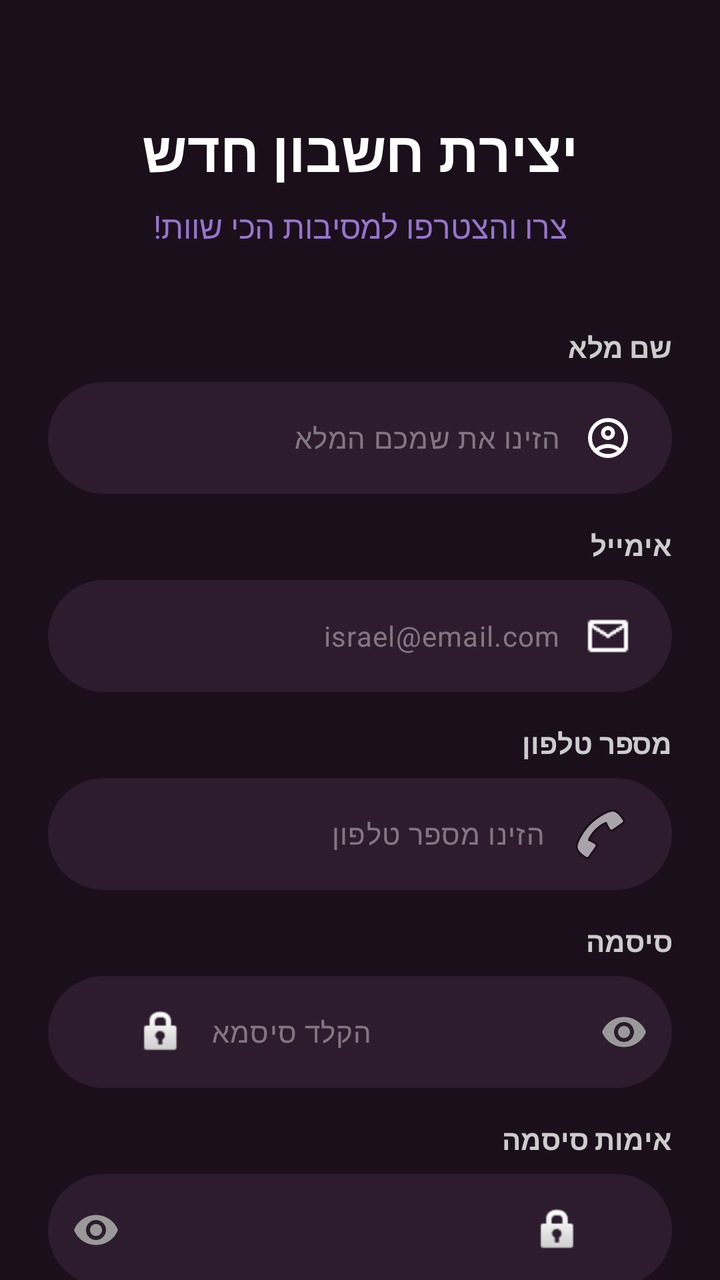
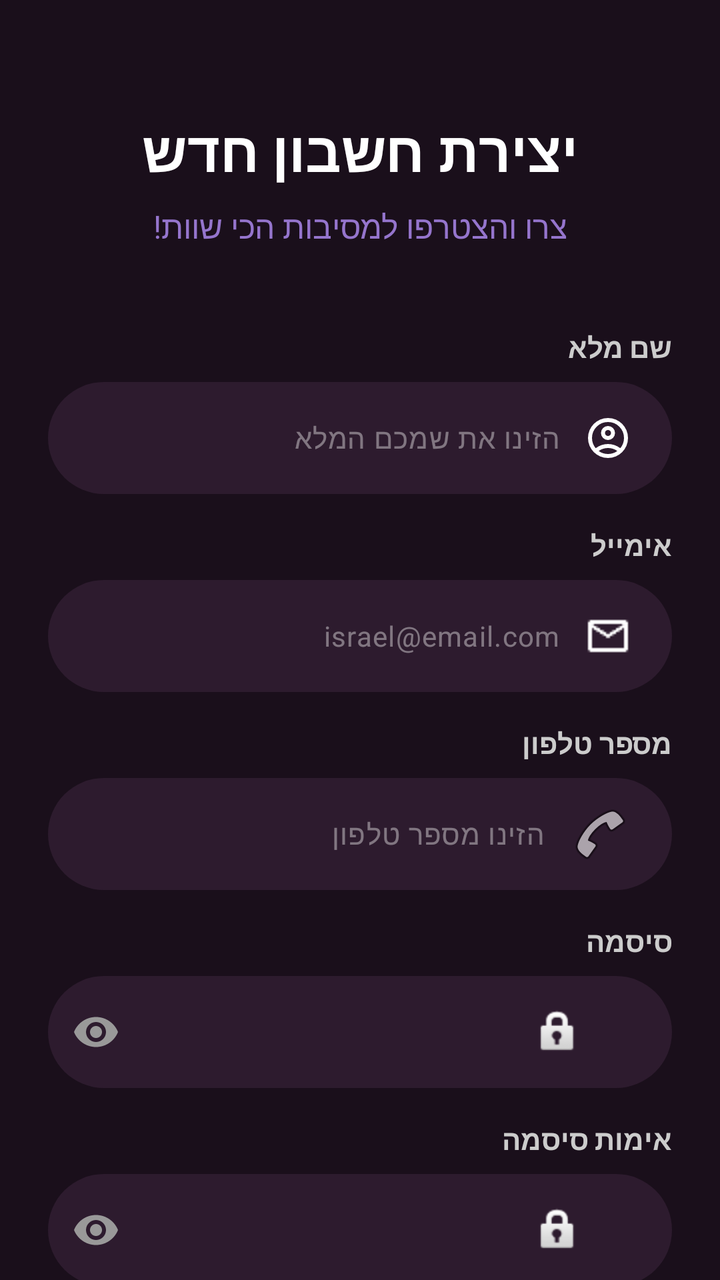

Compare the two renders of this Android layout. The source of the first and the diff that turns it into the second are given below.
<!-- AndroidManifest.xml: application theme Theme.PartyLife -->
<!-- res/layout/activity_register_page.xml -->
<?xml version="1.0" encoding="utf-8"?>
<ScrollView xmlns:android="http://schemas.android.com/apk/res/android"
    xmlns:app="http://schemas.android.com/apk/res-auto"
    xmlns:tools="http://schemas.android.com/tools"
    android:layout_width="match_parent"
    android:layout_height="match_parent"
    android:background="#1A0F1B"
    android:fillViewport="true"
    android:id="@+id/registerpage"
    android:scrollbars="none">

    <androidx.constraintlayout.widget.ConstraintLayout
        android:layout_width="match_parent"
        android:layout_height="wrap_content"
        android:padding="24dp"
        android:layoutDirection="rtl">

        
        <TextView
            android:id="@+id/tvTitle"
            android:layout_width="0dp"
            android:layout_height="wrap_content"
            android:layout_marginTop="32dp"
            android:text="יצירת חשבון חדש"
            android:textColor="#FFFFFF"
            android:textSize="28sp"
            android:textStyle="bold"
            android:gravity="center"
            app:layout_constraintEnd_toEndOf="parent"
            app:layout_constraintStart_toStartOf="parent"
            app:layout_constraintTop_toTopOf="parent" />

        <TextView
            android:id="@+id/tvSubtitle"
            android:layout_width="0dp"
            android:layout_height="wrap_content"
            android:layout_marginTop="8dp"
            android:text="צרו והצטרפו למסיבות הכי שוות!"
            android:textColor="#9575CD"
            android:textSize="16sp"
            android:gravity="center"
            app:layout_constraintEnd_toEndOf="parent"
            app:layout_constraintStart_toStartOf="parent"
            app:layout_constraintTop_toBottomOf="@id/tvTitle" />

        
        <TextView
            android:id="@+id/tvNameLabel"
            android:layout_width="match_parent"
            android:layout_height="wrap_content"
            android:layout_marginTop="40dp"
            android:text="שם מלא"
            android:textColor="#CCCCCC"
            android:textSize="14sp"
            android:textStyle="bold"
            android:gravity="start"
            app:layout_constraintTop_toBottomOf="@id/tvSubtitle" />

        <com.google.android.material.textfield.TextInputLayout
            android:id="@+id/tilFullName"
            android:layout_width="match_parent"
            android:layout_height="wrap_content"
            android:layout_marginTop="8dp"
            app:hintEnabled="false"
            app:boxBackgroundColor="#2D1B2E"
            app:boxBackgroundMode="filled"
            app:boxCornerRadiusBottomEnd="28dp"
            app:boxCornerRadiusBottomStart="28dp"
            app:boxCornerRadiusTopEnd="28dp"
            app:boxCornerRadiusTopStart="28dp"
            app:boxStrokeWidth="0dp"
            app:layout_constraintTop_toBottomOf="@id/tvNameLabel">

            <com.google.android.material.textfield.TextInputEditText
                android:id="@+id/etFullName"
                android:layout_width="match_parent"
                android:layout_height="56dp"
                android:hint="הזינו את שמכם המלא"
                android:textColorHint="#66FFFFFF"
                android:textColor="#FFFFFF"
                android:textSize="14sp"
                android:gravity="center_vertical|start"
                android:drawableStart="@drawable/personimeg"
                android:drawablePadding="12dp"
                android:paddingStart="44dp"
                android:paddingEnd="20dp"
                android:background="@null"
                tools:ignore="RtlCompat" />

        </com.google.android.material.textfield.TextInputLayout>

        
        <TextView
            android:id="@+id/tvEmailLabel"
            android:layout_width="match_parent"
            android:layout_height="wrap_content"
            android:layout_marginTop="16dp"
            android:text="אימייל"
            android:textColor="#CCCCCC"
            android:textSize="14sp"
            android:textStyle="bold"
            android:gravity="start"
            app:layout_constraintTop_toBottomOf="@id/tilFullName" />

        <com.google.android.material.textfield.TextInputLayout
            android:id="@+id/tilEmail"
            android:layout_width="match_parent"
            android:layout_height="wrap_content"
            android:layout_marginTop="8dp"
            app:hintEnabled="false"
            app:boxBackgroundColor="#2D1B2E"
            app:boxBackgroundMode="filled"
            app:boxCornerRadiusBottomEnd="28dp"
            app:boxCornerRadiusBottomStart="28dp"
            app:boxCornerRadiusTopEnd="28dp"
            app:boxCornerRadiusTopStart="28dp"
            app:boxStrokeWidth="0dp"
            app:layout_constraintTop_toBottomOf="@id/tvEmailLabel">

            <com.google.android.material.textfield.TextInputEditText
                android:id="@+id/etEmail"
                android:layout_width="match_parent"
                android:layout_height="56dp"
                android:inputType="textEmailAddress"
                android:hint="israel@email.com"
                android:textColorHint="#66FFFFFF"
                android:textColor="#FFFFFF"
                android:textSize="14sp"
                android:gravity="center_vertical|start"
                android:textDirection="rtl"
                android:drawableStart="@drawable/email"
                android:drawablePadding="12dp"
                android:paddingStart="44dp"
                android:paddingEnd="20dp"
                android:background="@null"
                tools:ignore="RtlCompat"
                />

        </com.google.android.material.textfield.TextInputLayout>

        
        <TextView
            android:id="@+id/tvPhoneLabel"
            android:layout_width="match_parent"
            android:layout_height="wrap_content"
            android:layout_marginTop="16dp"
            android:text="מספר טלפון"
            android:textColor="#CCCCCC"
            android:textSize="14sp"
            android:textStyle="bold"
            android:gravity="start"
            app:layout_constraintTop_toBottomOf="@id/tilEmail" />

        <com.google.android.material.textfield.TextInputLayout
            android:id="@+id/tilPhone"
            android:layout_width="match_parent"
            android:layout_height="wrap_content"
            android:layout_marginTop="8dp"
            app:hintEnabled="false"
            app:boxBackgroundColor="#2D1B2E"
            app:boxBackgroundMode="filled"
            app:boxCornerRadiusBottomEnd="28dp"
            app:boxCornerRadiusBottomStart="28dp"
            app:boxCornerRadiusTopEnd="28dp"
            app:boxCornerRadiusTopStart="28dp"
            app:boxStrokeWidth="0dp"
            app:layout_constraintTop_toBottomOf="@id/tvPhoneLabel">

            <com.google.android.material.textfield.TextInputEditText
                android:id="@+id/etPhone"
                android:layout_width="match_parent"
                android:layout_height="56dp"
                android:inputType="phone"
                android:hint="הזינו מספר טלפון"
                android:textColorHint="#66FFFFFF"
                android:textColor="#FFFFFF"
                android:textSize="14sp"
                android:gravity="center_vertical|right"
                android:textDirection="rtl"
                android:drawableStart="@android:drawable/ic_menu_call"
                android:drawablePadding="12dp"
                android:paddingStart="44dp"
                android:paddingEnd="20dp"
                android:background="@null"
                tools:ignore="RtlCompat" />

        </com.google.android.material.textfield.TextInputLayout>

        
        <TextView
            android:id="@+id/tvPasswordLabel"
            android:layout_width="match_parent"
            android:layout_height="wrap_content"
            android:layout_marginTop="16dp"
            android:text="סיסמה"
            android:textColor="#CCCCCC"
            android:textSize="14sp"
            android:textStyle="bold"
            android:gravity="start"
            app:layout_constraintTop_toBottomOf="@id/tilPhone" />

        <com.google.android.material.textfield.TextInputLayout
            android:id="@+id/tilPassword"
            android:layout_width="match_parent"
            android:layout_height="wrap_content"
            android:layout_marginTop="8dp"
            app:hintEnabled="false"
            app:boxBackgroundColor="#2D1B2E"
            app:boxBackgroundMode="filled"
            app:boxCornerRadiusBottomEnd="28dp"
            app:boxCornerRadiusBottomStart="28dp"
            app:boxCornerRadiusTopEnd="28dp"
            app:boxCornerRadiusTopStart="28dp"
            app:boxStrokeWidth="0dp"
            app:passwordToggleEnabled="true"
            app:passwordToggleTint="#999999"
           android:layoutDirection="ltr"
            app:layout_constraintTop_toBottomOf="@id/tvPasswordLabel">

            <com.google.android.material.textfield.TextInputEditText
                android:id="@+id/etPassword"
                android:layout_width="match_parent"
                android:layout_height="56dp"
                android:inputType="textPassword"
                android:hint="הקלד סיסמא"
                android:textColorHint="#66FFFFFF"
                android:textColor="#FFFFFF"
                android:textSize="14sp"
                android:gravity="center_vertical|start"
                android:textDirection="rtl"
                android:textAlignment="viewStart"
                android:drawableStart="@android:drawable/ic_lock_idle_lock"
                android:drawablePadding="12dp"
                android:paddingStart="44dp"
                android:paddingEnd="48dp"
                android:background="@null"
                tools:ignore="RtlCompat" />

        </com.google.android.material.textfield.TextInputLayout>

        
        <TextView
            android:id="@+id/tvConfirmPasswordLabel"
            android:layout_width="match_parent"
            android:layout_height="wrap_content"
            android:layout_marginTop="16dp"
            android:text="אימות סיסמה"
            android:textColor="#CCCCCC"
            android:textSize="14sp"
            android:textStyle="bold"
            android:gravity="start"
            app:layout_constraintTop_toBottomOf="@id/tilPassword" />

        <com.google.android.material.textfield.TextInputLayout
            android:id="@+id/tilConfirmPassword"
            android:layout_width="match_parent"
            android:layout_height="wrap_content"
            android:layout_marginTop="8dp"
            app:hintEnabled="false"
            app:boxBackgroundColor="#2D1B2E"
            app:boxBackgroundMode="filled"
            app:boxCornerRadiusBottomEnd="28dp"
            app:boxCornerRadiusBottomStart="28dp"
            app:boxCornerRadiusTopEnd="28dp"
            app:boxCornerRadiusTopStart="28dp"
            app:boxStrokeWidth="0dp"
            app:passwordToggleEnabled="true"
            app:passwordToggleTint="#999999"
            android:layoutDirection="rtl"
            app:layout_constraintTop_toBottomOf="@id/tvConfirmPasswordLabel">

            <com.google.android.material.textfield.TextInputEditText
                android:id="@+id/etConfirmPassword"
                android:layout_width="match_parent"
                android:layout_height="56dp"
                android:inputType="textPassword"
                android:hint="וודא סיסמא"
                android:textColorHint="#66FFFFFF"
                android:textColor="#FFFFFF"
                android:textSize="14sp"
                android:gravity="center_vertical|start"
                android:textAlignment="viewStart"
                android:textDirection="rtl"
                android:drawableStart="@android:drawable/ic_lock_idle_lock"
                android:drawablePadding="12dp"
                android:paddingStart="44dp"
                android:paddingEnd="48dp"
                android:background="@null"
                tools:ignore="RtlCompat" />

        </com.google.android.material.textfield.TextInputLayout>

        
        <com.google.android.material.button.MaterialButton
            android:id="@+id/btnRegister"
            android:layout_width="match_parent"
            android:layout_height="56dp"
            android:layout_marginTop="40dp"
            android:text="הרשמה"
            android:textColor="#FFFFFF"
            android:textSize="16sp"
            android:textStyle="bold"
            android:background="@drawable/button_gradient"
            app:backgroundTint="@null"
            app:cornerRadius="28dp"
            app:layout_constraintTop_toBottomOf="@id/tilConfirmPassword" />

        <TextView
            android:id="@+id/tvLoginLink"
            android:layout_width="wrap_content"
            android:layout_height="wrap_content"
            android:layout_marginTop="16dp"
            android:layout_marginBottom="24dp"
            android:text="כבר יש לכם/ן חשבון? התחברו ✓"
            android:textColor="#D36FE4"
            android:textSize="14sp"
            app:layout_constraintBottom_toBottomOf="parent"
            app:layout_constraintEnd_toEndOf="parent"
            app:layout_constraintStart_toStartOf="parent"
            app:layout_constraintTop_toBottomOf="@id/btnRegister" />

    </androidx.constraintlayout.widget.ConstraintLayout>

</ScrollView>
<!-- resources referenced by this layout -->
<resources>
  <!-- drawable button_gradient (drawable) -->
  <?xml version="1.0" encoding="utf-8"?>
  <shape xmlns:android="http://schemas.android.com/apk/res/android">
      <gradient
          android:startColor="#CC56E2"
          android:endColor="#BA39D5"
          android:angle="0"/>
      <corners android:radius="25dp"/>
  </shape>
  <!-- drawable email: png bitmap (drawable, 359 bytes) -->
  <!-- drawable personimeg (drawable) -->
  <vector xmlns:android="http://schemas.android.com/apk/res/android"
      android:width="24dp"
      android:height="24dp"
      android:viewportWidth="960"
      android:viewportHeight="960">
    <path
        android:pathData="M234,684q51,-39 114,-61.5T480,600q69,0 132,22.5T726,684q35,-41 54.5,-93T800,480q0,-133 -93.5,-226.5T480,160q-133,0 -226.5,93.5T160,480q0,59 19.5,111t54.5,93ZM480,520q-59,0 -99.5,-40.5T340,380q0,-59 40.5,-99.5T480,240q59,0 99.5,40.5T620,380q0,59 -40.5,99.5T480,520ZM480,880q-83,0 -156,-31.5T197,763q-54,-54 -85.5,-127T80,480q0,-83 31.5,-156T197,197q54,-54 127,-85.5T480,80q83,0 156,31.5T763,197q54,54 85.5,127T880,480q0,83 -31.5,156T763,763q-54,54 -127,85.5T480,880ZM480,800q53,0 100,-15.5t86,-44.5q-39,-29 -86,-44.5T480,680q-53,0 -100,15.5T294,740q39,29 86,44.5T480,800ZM480,440q26,0 43,-17t17,-43q0,-26 -17,-43t-43,-17q-26,0 -43,17t-17,43q0,26 17,43t43,17ZM480,380ZM480,740Z"
        android:fillColor="#FFFFFF"/>
  </vector>
  <style name="Theme.PartyLife" parent="Base.Theme.PartyLife" />
  <style name="Base.Theme.PartyLife" parent="Theme.Material3.Dark.NoActionBar">
        
  
      </style>
</resources>

<!-- the commit's change to res/layout/activity_register_page.xml (unified diff, before → after) -->
@@ -214,7 +214,7 @@
             app:boxStrokeWidth="0dp"
             app:passwordToggleEnabled="true"
             app:passwordToggleTint="#999999"
-           android:layoutDirection="ltr"
+
             app:layout_constraintTop_toBottomOf="@id/tvPasswordLabel">
 
             <com.google.android.material.textfield.TextInputEditText
